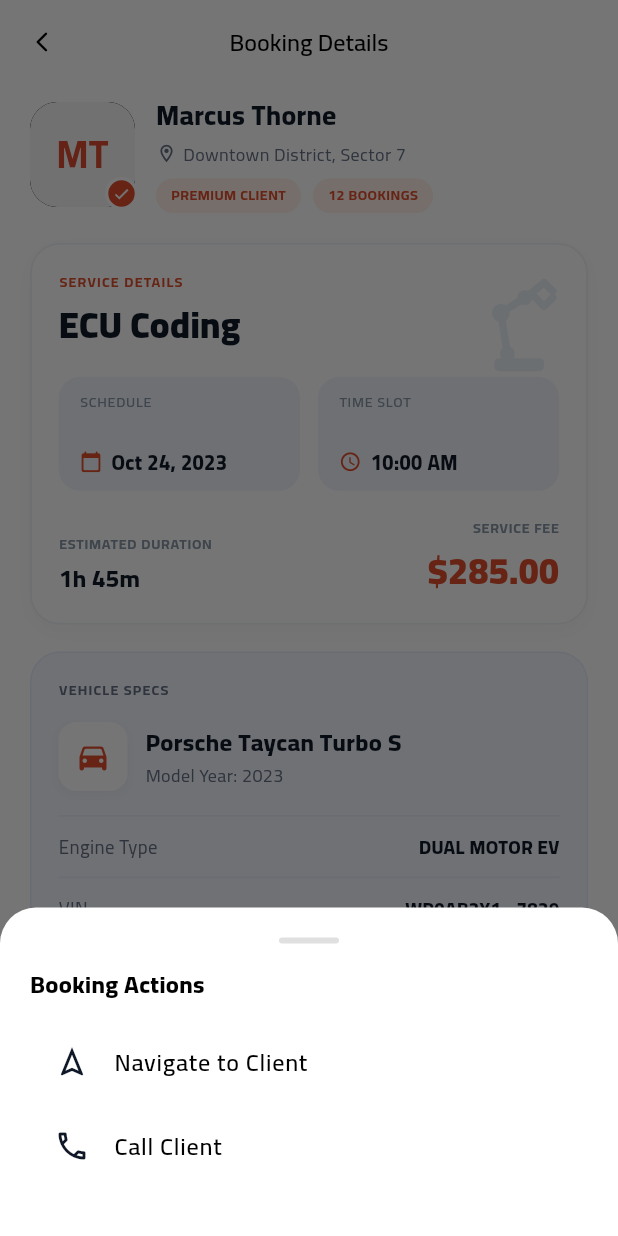
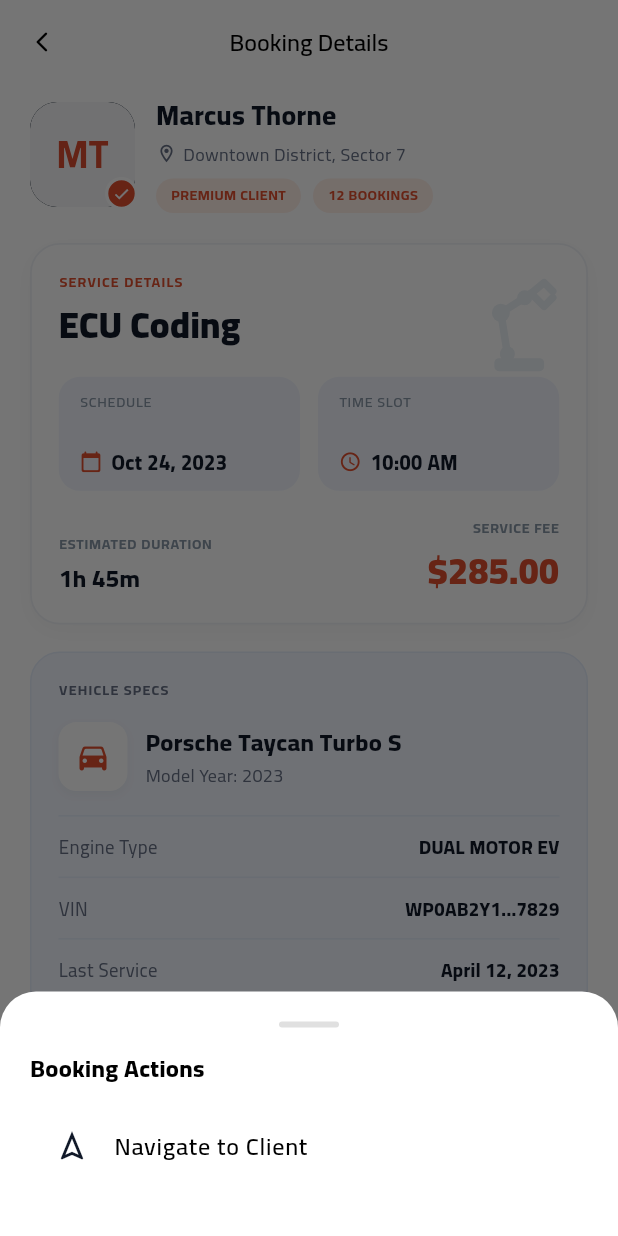
Before and after one commit to devsaffinity/autonet_app, a Flutter app: the ElectricianBookingDetailsPage screen opened directly, after a tap on the "keyboard control" icon, on a phone screen of 412 x 824 dp. Run offline on Flutter 3.47's test engine with Material 3 defaults, Android fonts, the phone set to English and light mode, and no system bars; our stand-ins replace cached_network_image, dropdown_button2, file_picker, flutter_svg, fluttertoast, get and 8 more; accounts and stored records are empty.

Commit message:
feat(electrician): wire buyer phone to call action and omit when not provided

```diff
--- a/lib/data/models/booking.dart
+++ b/lib/data/models/booking.dart
@@ -42,18 +42,25 @@ class BookingProvider {
 
 /// The buyer on a booking — `booking.buyer` on the wire.
 ///
-/// Holds id, name and avatarUrl from the server's projection.
+/// Holds id, name, avatarUrl and phone from the server's projection.
 class BookingBuyer {
-  const BookingBuyer({required this.id, this.name, this.avatarUrl});
+  const BookingBuyer({
+    required this.id,
+    this.name,
+    this.avatarUrl,
+    this.phone,
+  });
 
   final String id;
   final String? name;
   final String? avatarUrl;
+  final String? phone;
 
   factory BookingBuyer.fromJson(Map<String, dynamic> j) => BookingBuyer(
         id: jsonString(j, 'id'),
         name: j['name'] as String?,
         avatarUrl: j['avatarUrl'] as String?,
+        phone: j['phone'] as String?,
       );
 }
 
--- a/lib/view/screens/electrician/home/upcoming_booking_details.dart
+++ b/lib/view/screens/electrician/home/upcoming_booking_details.dart
@@ -18,6 +18,7 @@ import 'package:autonect/view/widget/my_BSheet.dart';
 import 'package:autonect/view/widget/my_text_widget.dart';
 import 'package:flutter/material.dart';
 import 'package:get/get.dart';
+import 'package:url_launcher/url_launcher.dart';
 
 /// Electrician Booking Details Page.
 ///
@@ -39,6 +40,7 @@ class ElectricianBookingDetailsPage extends StatefulWidget {
   final String clientName;
   final String clientImage;
   final String? clientAvatarUrl;
+  final String? clientPhone;
   final String location;
   final String service;
   final String date;
@@ -60,6 +62,7 @@ class ElectricianBookingDetailsPage extends StatefulWidget {
     this.clientName = 'Marcus Thorne',
     this.clientImage = Assets.imagesProfileImage,
     this.clientAvatarUrl,
+    this.clientPhone,
     this.location = 'Downtown District, Sector 7',
     this.service = 'ECU Coding',
     this.date = 'Oct 24, 2023',
@@ -116,6 +119,14 @@ class _ElectricianBookingDetailsPageState
 
   String? get _clientAvatarUrl =>
       _currentBooking?.buyer?.avatarUrl ?? widget.clientAvatarUrl;
+
+  String? get _clientPhone {
+    final bookingPhone = _currentBooking?.buyer?.phone?.trim();
+    if (bookingPhone != null && bookingPhone.isNotEmpty) return bookingPhone;
+    final widgetPhone = widget.clientPhone?.trim();
+    if (widgetPhone != null && widgetPhone.isNotEmpty) return widgetPhone;
+    return null;
+  }
 
   String get _service {
     if (_currentBooking?.serviceType != null) {
@@ -307,6 +318,27 @@ class _ElectricianBookingDetailsPageState
                   ),
                 ],
               ),
+              if (_clientPhone case final phone?) ...[
+                const SizedBox(height: 4),
+                Row(
+                  children: [
+                    const Icon(
+                      Icons.phone_outlined,
+                      size: 13,
+                      color: Color(0xff667085),
+                    ),
+                    const SizedBox(width: 4),
+                    Text(
+                      phone,
+                      style: const TextStyle(
+                        fontSize: 12,
+                        fontWeight: FontWeight.w500,
+                        color: Color(0xff667085),
+                      ),
+                    ),
+                  ],
+                ),
+              ],
               const SizedBox(height: 8),
               Row(
                 children: [
@@ -1136,15 +1168,14 @@ class _ElectricianBookingDetailsPageState
 
   void _showMoreOptions() {
     Get.bottomSheet(
-      Container(
-        padding: const EdgeInsets.symmetric(horizontal: 20, vertical: 20),
-        decoration: const BoxDecoration(
+      Material(
         color: Colors.white,
-          borderRadius: BorderRadius.only(
+        borderRadius: const BorderRadius.only(
           topLeft: Radius.circular(24),
           topRight: Radius.circular(24),
         ),
-        ),
+        child: Padding(
+          padding: const EdgeInsets.symmetric(horizontal: 20, vertical: 20),
           child: Column(
           mainAxisSize: MainAxisSize.min,
           crossAxisAlignment: CrossAxisAlignment.start,
@@ -1189,17 +1220,37 @@ class _ElectricianBookingDetailsPageState
             ListTile(
               leading: const Icon(Icons.navigation_outlined, color: Color(0xff101828)),
               title: const Text('Navigate to Client', style: TextStyle(fontWeight: FontWeight.w600)),
-              onTap: () {
+              onTap: () async {
                 Get.back();
+                final loc = _location.trim();
+                if (loc.isNotEmpty) {
+                  final mapUri = Uri.parse(
+                    'https://www.google.com/maps/search/?api=1&query=${Uri.encodeComponent(loc)}',
+                  );
+                  if (await canLaunchUrl(mapUri)) {
+                    await launchUrl(mapUri, mode: LaunchMode.externalApplication);
+                    return;
+                  }
+                }
                 _showFeedback('Navigation', 'Route: $_location');
               },
             ),
+            if (_clientPhone case final phone?)
               ListTile(
                 leading: const Icon(Icons.phone_outlined, color: Color(0xff101828)),
                 title: const Text('Call Client', style: TextStyle(fontWeight: FontWeight.w600)),
-              onTap: () {
+                subtitle: Text(
+                  phone,
+                  style: const TextStyle(fontSize: 12, color: Color(0xff667085)),
+                ),
+                onTap: () async {
                   Get.back();
-                _showFeedback('Contact Client', 'Calling $_clientName');
+                  final phoneUri = Uri.parse('tel:$phone');
+                  if (await canLaunchUrl(phoneUri)) {
+                    await launchUrl(phoneUri);
+                  } else {
+                    _showFeedback('Contact Client', 'Phone: $phone');
+                  }
                 },
               ),
             if (_status == BookingStatus.pending || _status == BookingStatus.confirmed)
@@ -1213,6 +1264,7 @@ class _ElectricianBookingDetailsPageState
               ),
             const SizedBox(height: 12),
           ],
+        ),
         ),
       ),
       isScrollControlled: true,
```
Also changed, not shown: lib/controller/billing/billing_plans_controller.dart (renamed from lib/controller/supplier/supplier_plan_controller.dart), 1 other file. Lines whose indentation alone changed are shown as unchanged.
